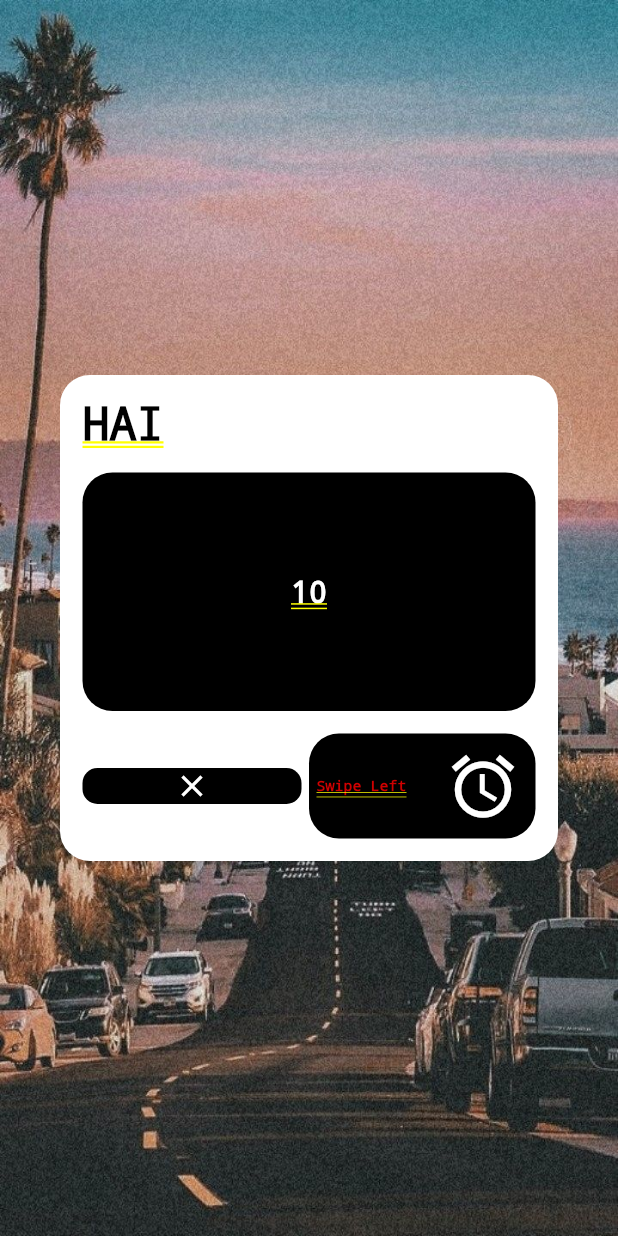
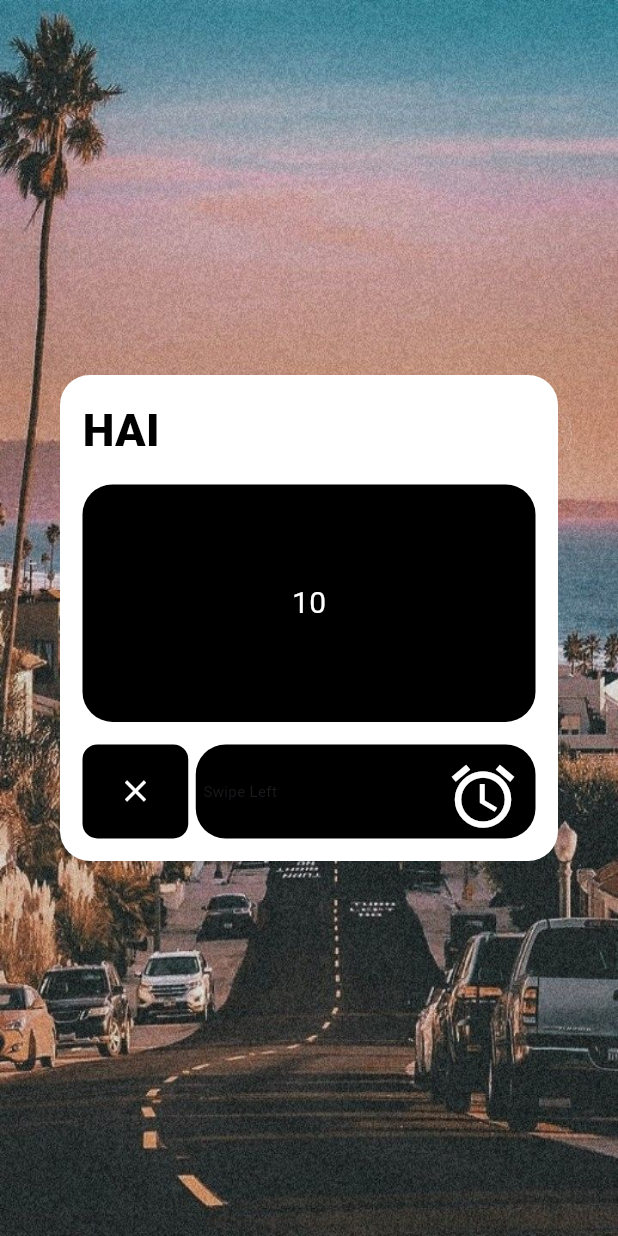
Before and after one commit to inshadaliqbal/MinimalAlarm, a Flutter app: the AlarmRingPage screen opened by its route, on a phone screen of 412 x 824 dp. Run offline on Flutter 3.47's test engine with Material 3 defaults, Android fonts, the phone set to English and light mode, and no system bars; drawn by our look-alikes of flutter_swipe_action_cell; our stand-ins replace file_picker, permission_handler; missing offline and left inert: alarm, flutter_analog_clock, slide_digital_clock.

Commit message:
Major Alarm Function Done

```diff
--- a/lib/alarm_card_class.dart
+++ b/lib/alarm_card_class.dart
@@ -1,3 +1,6 @@
+import 'package:malarm/provider_engine.dart';
+import 'package:provider/provider.dart';
+
 class AlarmCardClass {
   String? alarmTitle;
   int hourSelected;
@@ -21,6 +24,7 @@ class AlarmCardClass {
 
   void isActiveSwitch() {
     isActive = !isActive!;
+
   }
 
   void vibrateChange(){
--- a/lib/alarm_ring_page.dart
+++ b/lib/alarm_ring_page.dart
@@ -1,3 +1,4 @@
+import 'package:flutter/cupertino.dart';
 import 'package:flutter/material.dart';
 import 'package:flutter_swipe_action_cell/flutter_swipe_action_cell.dart';
 import 'package:provider/provider.dart';
@@ -19,7 +20,8 @@ class AlarmRingPage extends StatelessWidget {
     var _value;
     return ChangeNotifierProvider(
       create: (context) => MainEngine(),
-      child: Container(
+      child: Scaffold(
+        body: Container(
           decoration: BoxDecoration(
             image: DecorationImage(
                 image: AssetImage('images/bgimage.jpg'), fit: BoxFit.fill),
@@ -45,6 +47,7 @@ class AlarmRingPage extends StatelessWidget {
                           fontWeight: FontWeight.w900),
                     ),
                     Expanded(
+                      flex: 3,
                       child: Container(
                         margin: EdgeInsets.symmetric(vertical: 15),
                         padding: EdgeInsets.symmetric(vertical: 10),
@@ -60,10 +63,14 @@ class AlarmRingPage extends StatelessWidget {
                         ),
                       ),
                     ),
-                  Row(
+                    Expanded(
+                      flex: 1,
+                      child: Row(
+                        crossAxisAlignment: CrossAxisAlignment.stretch,
                         mainAxisSize: MainAxisSize.min,
                         children: [
                           Expanded(
+                            flex: 1,
                             child: GestureDetector(
                               onTap: () {
                                 functionForClose;
@@ -81,6 +88,7 @@ class AlarmRingPage extends StatelessWidget {
                             ),
                           ),
                           Expanded(
+                            flex: 3,
                             child: Container(
                               decoration: BoxDecoration(
                                   color: Colors.black,
@@ -94,6 +102,7 @@ class AlarmRingPage extends StatelessWidget {
                                     onTap: (CompletionHandler handler) async {
                                       functionForSnooze;
                                       Navigator.pop(context);
+                                      Provider.of<MainEngine>(context,listen: false).stopAlarm();
                                     },
                                   ),
                                 ],
@@ -125,8 +134,10 @@ class AlarmRingPage extends StatelessWidget {
                             ),
                           ),
                         ],
+                      ),
                     )
                   ],
+                ),
               ),
             ),
           ),
--- a/lib/buttons.dart
+++ b/lib/buttons.dart
@@ -53,6 +53,7 @@ class AlarmCardMainButton extends StatelessWidget {
         value: isActiveValue,
         onChanged: (bool newValue) {
           onChangedFunction();
+          Provider.of<MainEngine>(context,listen: false).stopAlarm();
         });
   }
 }
--- a/lib/main.dart
+++ b/lib/main.dart
@@ -19,7 +19,7 @@ void main() {
       create: (context) => MainEngine(),
       child: MaterialApp(
         navigatorKey: navigatorKey,
-        initialRoute: Malarm.malarm,
+        initialRoute: AlarmRingPage.ringPage,
         routes: {
           Malarm.malarm: (context) => Malarm(),
           AlarmSet.alarmSet: (context) => AlarmSet(
```
Also changed, not shown: lib/alarmsetpage.dart (+5 -2 lines), lib/provider_engine.dart (+27 -54 lines), lib/welcomepage.dart (+4 -3 lines). Lines whose indentation alone changed are shown as unchanged.
